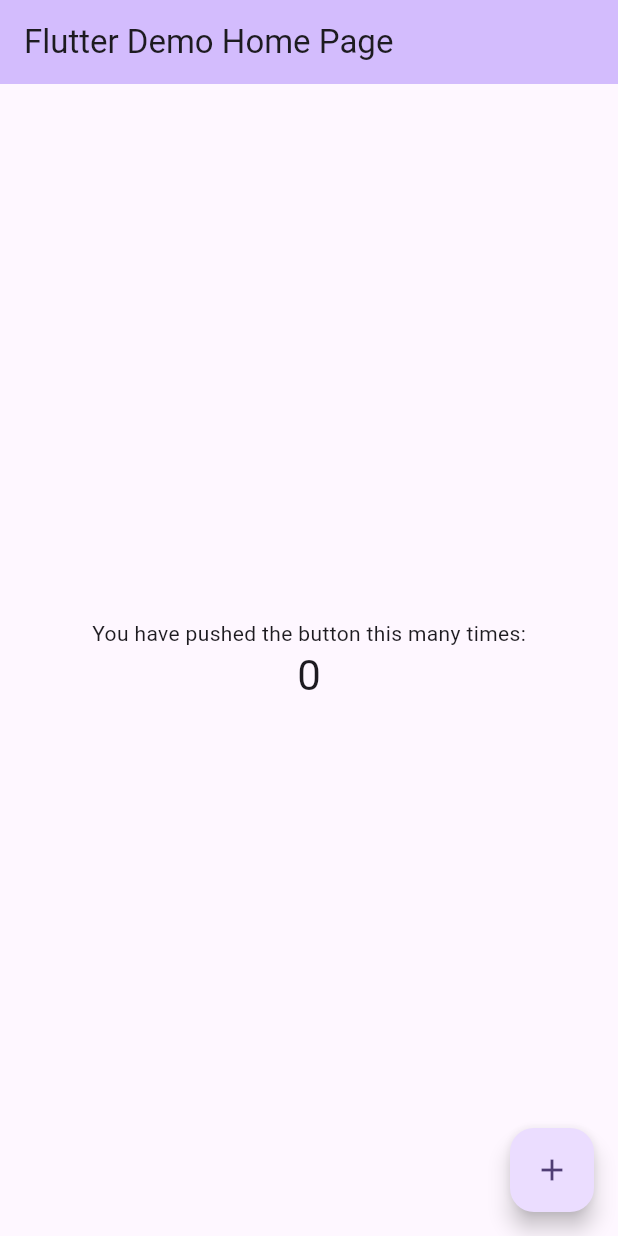
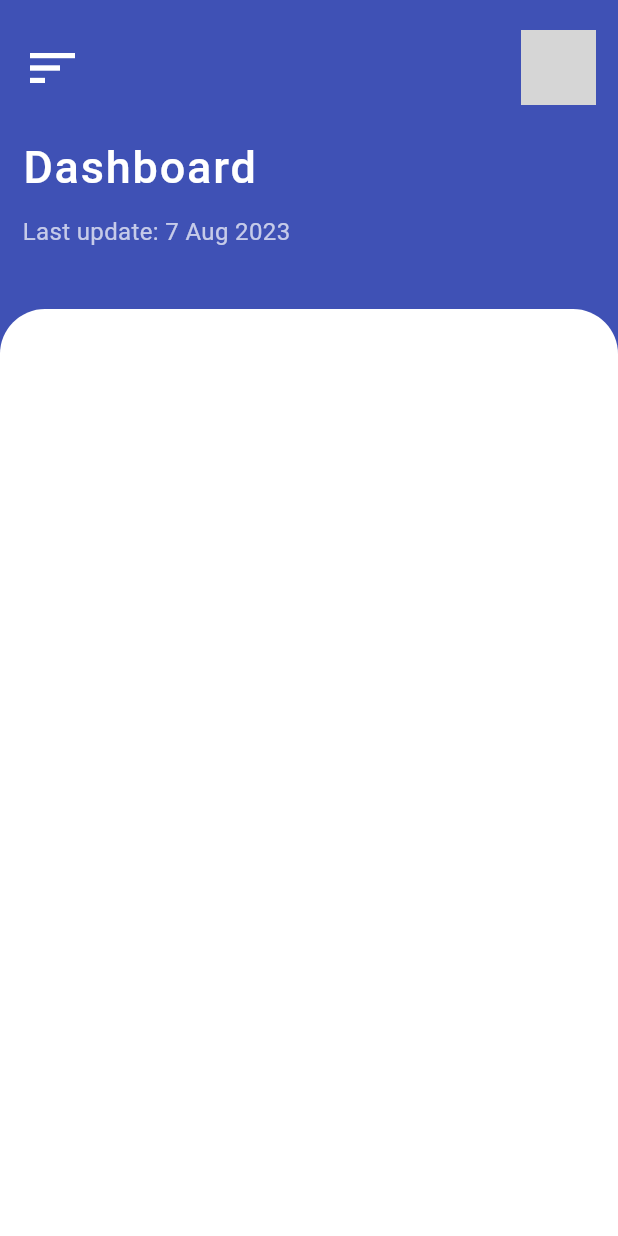
Before and after one commit to gaida-lisongo/templates_flutter, a Flutter app: the screen it shows after launch, on a phone screen of 412 x 824 dp. Run offline on Flutter 3.47's test engine with Material 3 defaults, Android fonts, the phone set to English and light mode, and no system bars; grey boxes are pictures that could not be loaded.

Commit message:
component userInfo ok

```diff
--- /dev/null
+++ b/lib/components/categories.dart
@@ -0,0 +1,22 @@
+import 'package:flutter/material.dart';
+
+class Categories extends StatelessWidget {
+  const Categories({super.key});
+
+  @override
+  Widget build(BuildContext context) {
+    var height = MediaQuery.of(context).size.height;
+    var width = MediaQuery.of(context).size.width;
+    return Container(
+      height: height * 0.75,
+      width: width,
+      decoration: BoxDecoration(
+        color: Colors.white,
+        borderRadius: BorderRadius.only(
+          topLeft: Radius.circular(30),
+          topRight: Radius.circular(30),
+        ),
+      ),
+    );
+  }
+}
--- /dev/null
+++ b/lib/components/user_info.dart
@@ -0,0 +1,68 @@
+import 'package:flutter/material.dart';
+
+class UserInfo extends StatelessWidget {
+  const UserInfo({super.key});
+
+  @override
+  Widget build(BuildContext context) {
+    var height = MediaQuery.of(context).size.height;
+    var width = MediaQuery.of(context).size.width;
+    return Container(
+      height: height * 0.25,
+      decoration: BoxDecoration(color: Colors.indigo),
+      child: Column(
+        crossAxisAlignment: CrossAxisAlignment.start,
+        children: [
+          Padding(
+            padding: const EdgeInsets.only(top: 20, left: 15, right: 15),
+            child: Row(
+              mainAxisAlignment: MainAxisAlignment.spaceBetween,
+              children: [
+                InkWell(
+                  onTap: () {
+                    print("Cliqued menu");
+                    Scaffold.of(context).openDrawer();
+                  },
+                  child: Icon(Icons.sort, color: Colors.white, size: 40),
+                ),
+                Container(
+                  height: 50,
+                  width: 50,
+                  decoration: BoxDecoration(
+                    shape: BoxShape.circle,
+                    image: DecorationImage(
+                      image: AssetImage('assets/images/user_1.jpg'),
+                      fit: BoxFit.cover,
+                    ),
+                  ),
+                ),
+              ],
+            ),
+          ),
+          Padding(
+            padding: const EdgeInsets.only(top: 20, left: 15, right: 15),
+            child: Column(
+              crossAxisAlignment: CrossAxisAlignment.start,
+              children: [
+                Text(
+                  "Dashboard",
+                  style: TextStyle(
+                    color: Colors.white,
+                    fontSize: 30,
+                    fontWeight: FontWeight.w500,
+                    letterSpacing: 1.2,
+                  ),
+                ),
+                SizedBox(height: 10),
+                Text(
+                  "Last update: 7 Aug 2023",
+                  style: TextStyle(color: Colors.white70, fontSize: 16),
+                ),
+              ],
+            ),
+          ),
+        ],
+      ),
+    );
+  }
+}
--- a/lib/main.dart
+++ b/lib/main.dart
@@ -1,3 +1,4 @@
+import 'package:dashboard_ui/screens/home_page.dart';
 import 'package:flutter/material.dart';
 
 void main() {
@@ -12,6 +13,7 @@
   Widget build(BuildContext context) {
     return MaterialApp(
       title: 'Flutter Demo',
+      debugShowCheckedModeBanner: false,
       theme: ThemeData(
         // This is the theme of your application.
         //
@@ -30,7 +32,7 @@
         // tested with just a hot reload.
         colorScheme: ColorScheme.fromSeed(seedColor: Colors.deepPurple),
       ),
-      home: const MyHomePage(title: 'Flutter Demo Home Page'),
+      home: const HomePage(),
     );
   }
 }
--- /dev/null
+++ b/lib/screens/home_page.dart
@@ -0,0 +1,19 @@
+import 'package:dashboard_ui/components/categories.dart';
+import 'package:dashboard_ui/components/user_info.dart';
+import 'package:flutter/material.dart';
+
+class HomePage extends StatelessWidget {
+  const HomePage({super.key});
+
+  @override
+  Widget build(BuildContext context) {
+    return Scaffold(
+      body: SafeArea(
+        child: Container(
+          color: Colors.indigo,
+          child: Column(children: [UserInfo(), Categories()]),
+        ),
+      ),
+    );
+  }
+}
--- a/pubspec.yaml
+++ b/pubspec.yaml
@@ -58,8 +58,8 @@ flutter:
   uses-material-design: true
 
   # To add assets to your application, add an assets section, like this:
-  # assets:
-  #   - images/a_dot_burr.jpeg
+  assets:
+    - assets/images/
   #   - images/a_dot_ham.jpeg
 
   # An image asset can refer to one or more resolution-specific "variants", see
```
Also changed, not shown: assets/images/user_1.png (added), 1 other file.
